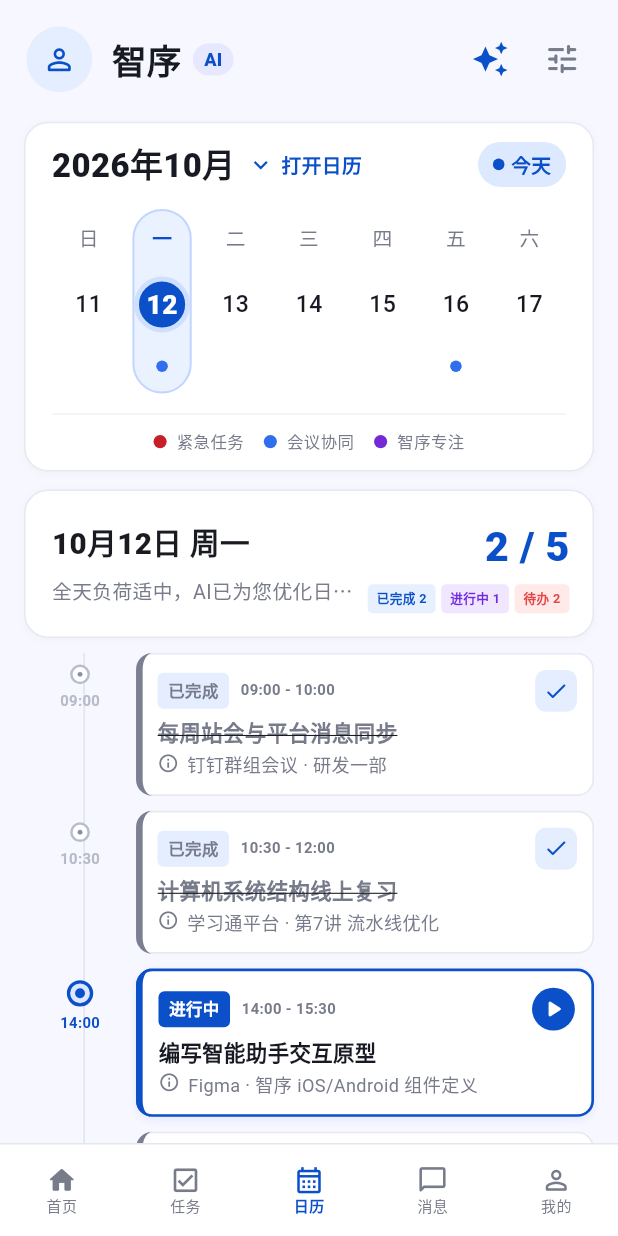
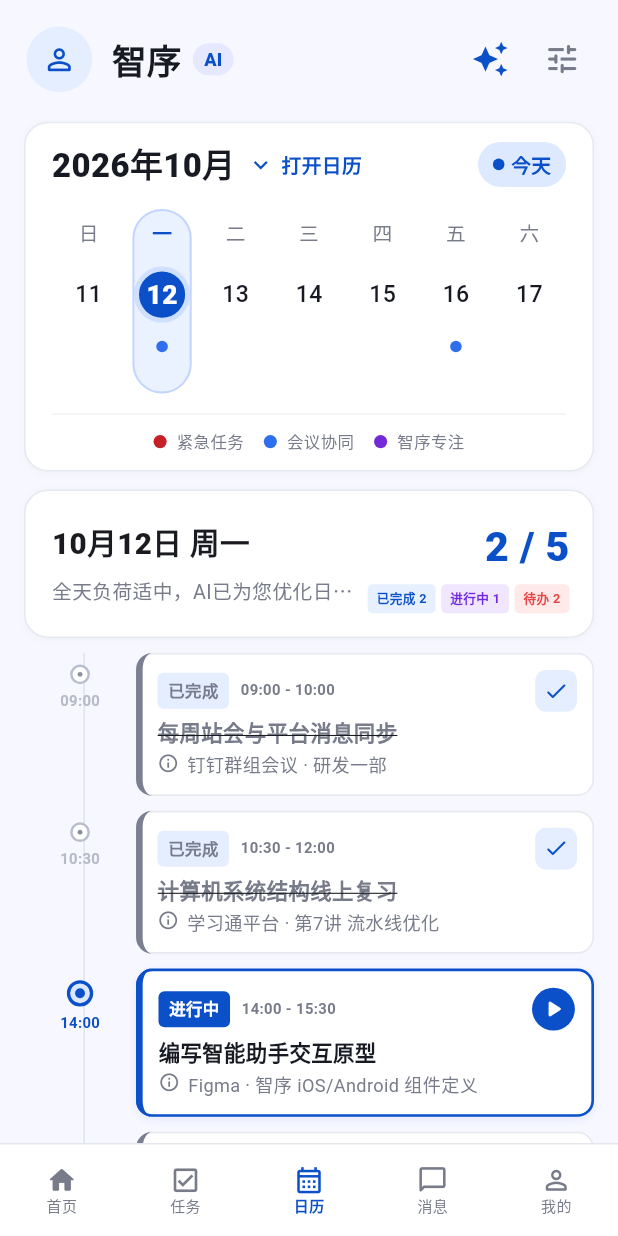
Before and after one commit to heart-seer/zhixu_APP, a Flutter app: the CalendarPage screen opened by its route, on a phone screen of 412 x 824 dp. Run offline on Flutter 3.47's test engine with Material 3 defaults, Android fonts, the phone set to English and light mode, and no system bars; our stand-ins replace dio, flutter_riverpod, flutter_secure_storage, go_router, shared_preferences; accounts and stored records are empty.

Commit message:
调整周视图日期间距

```diff
--- a/lib/features/calendar/calendar_page.dart
+++ b/lib/features/calendar/calendar_page.dart
@@ -347,7 +347,7 @@
                         ),
                       ),
                     Positioned(
-                      top: 9 * scale,
+                      top: 6 * scale,
                       child: Text(
                         _weekdays[index],
                         style: TextStyle(
@@ -362,7 +362,7 @@
                       ),
                     ),
                     Positioned(
-                      top: 41 * scale,
+                      top: 35 * scale,
                       child: selected || today
                           ? Container(
                               width: 34 * scale,
@@ -408,7 +408,7 @@
                             ),
                     ),
                     Positioned(
-                      top: 92 * scale,
+                      top: 80 * scale,
                       child: _dayDots(index, selected, scale),
                     ),
                   ],
```
